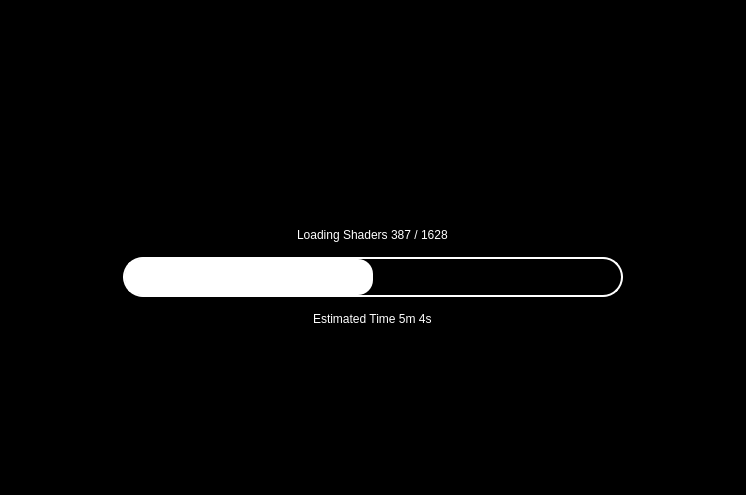
PabloMK7/citra, file src/citra_qt/loading_screen.ui: the form before one commit.
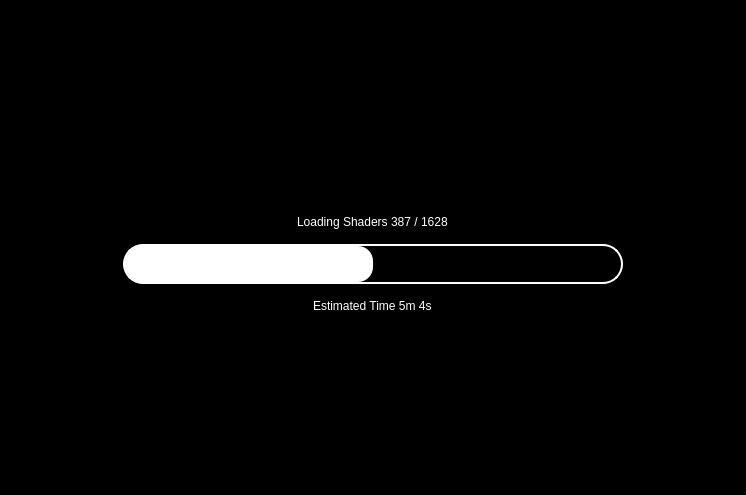
The form after the commit.

Commit message: Loading Screen: Vertically Center everything

What changed in the file:
```diff
--- a/src/citra_qt/loading_screen.ui
+++ b/src/citra_qt/loading_screen.ui
@@ -48,7 +48,7 @@
        <number>0</number>
       </property>
       <item>
-       <layout class="QVBoxLayout" name="verticalLayout" stretch="0,0,0,1,0,1,0">
+       <layout class="QVBoxLayout" name="verticalLayout" stretch="1,0,0,0,0,1,0">
         <property name="spacing">
          <number>15</number>
         </property>
@@ -74,7 +74,7 @@
            <string/>
           </property>
           <property name="alignment">
-           <set>Qt::AlignBottom|Qt::AlignHCenter</set>
+           <set>Qt::AlignCenter</set>
           </property>
           <property name="margin">
            <number>5</number>
@@ -91,7 +91,7 @@
            <string/>
           </property>
           <property name="alignment">
-           <set>Qt::AlignHCenter|Qt::AlignTop</set>
+           <set>Qt::AlignCenter</set>
           </property>
          </widget>
         </item>
```
